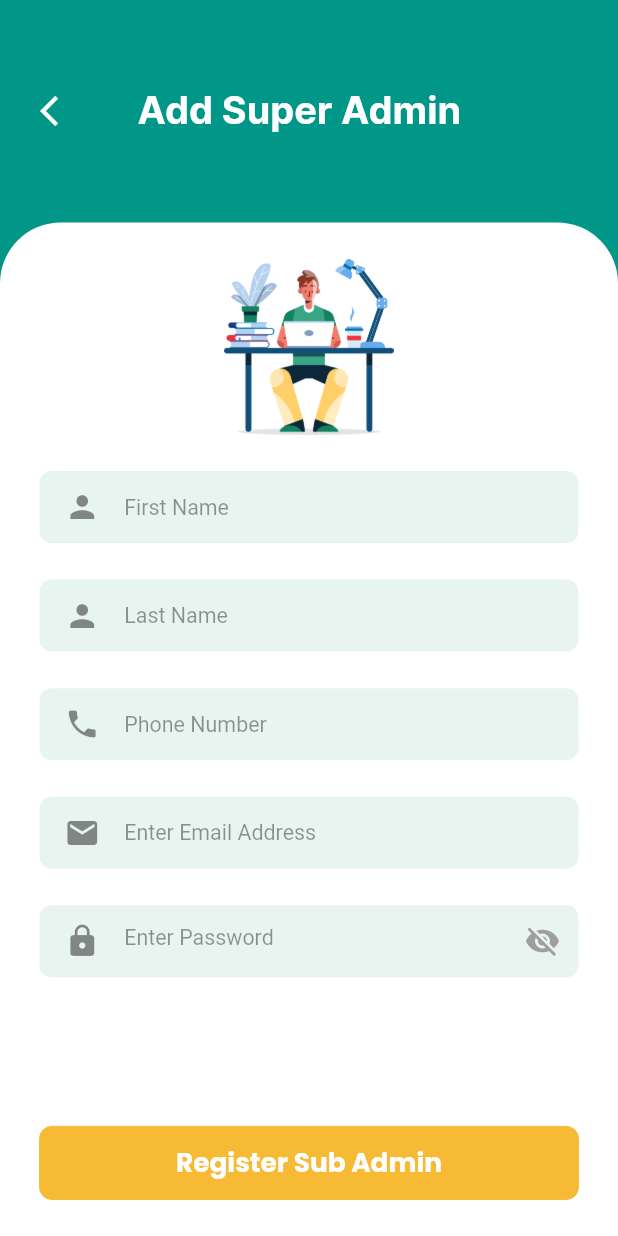
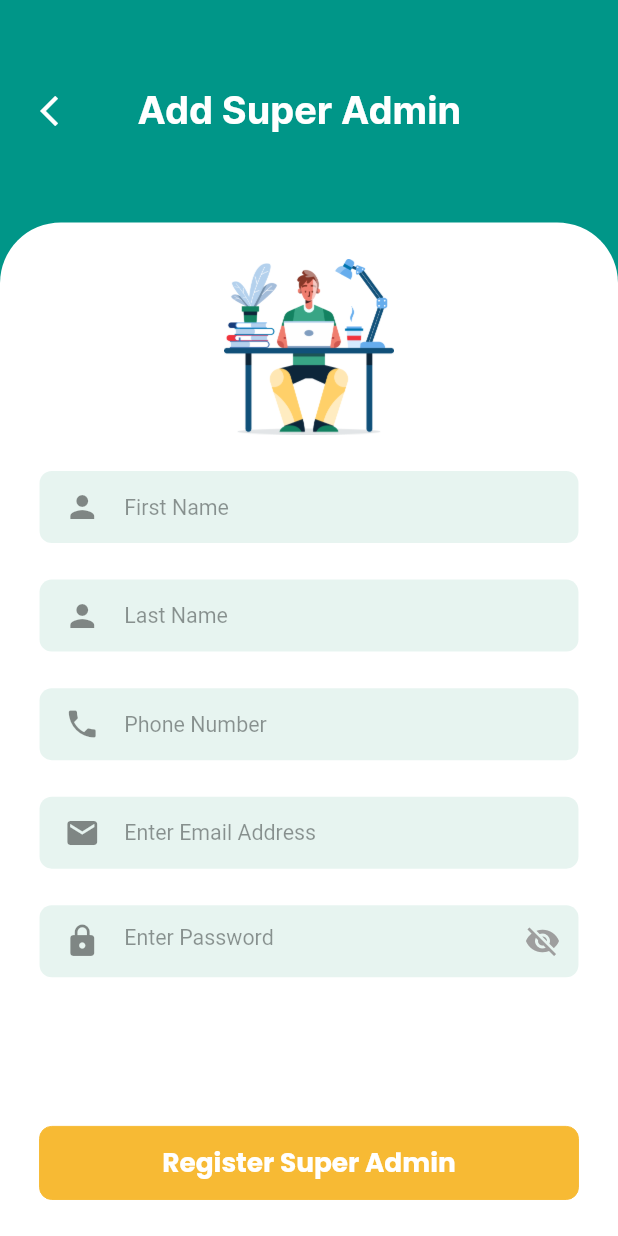
Before and after one commit to dockrexter/inspiry_learning, a Flutter app: the AddAdminPage screen opened directly, on a phone screen of 412 x 824 dp. Run offline on Flutter 3.47's test engine with Material 2 defaults, Android fonts, the phone set to English and light mode, and no system bars; our stand-ins replace badges, dio, file_picker, firebase_core, firebase_messaging, flutter_local_notifications and 10 more; missing offline and left inert: flutter_shimmer; accounts and stored records are empty.

Commit message:
fix bugs

```diff
--- a/lib/globals/app_strings.dart
+++ b/lib/globals/app_strings.dart
@@ -97,7 +97,7 @@ class AppStrings {
   static const String continueAsProfessional = "Signin as Professional";
 
   // Sub Admin Page
-  static const String registerSubAdmin = "Register Sub Admin";
+  static const String register = "Register";
 
   // Assignment Details Page
   static const String submittedBy = "Submitted By";
--- a/lib/views/pages/admin/addadmin/add_admin_page.dart
+++ b/lib/views/pages/admin/addadmin/add_admin_page.dart
@@ -58,7 +58,7 @@ class _AddAdminPageState extends State<AddAdminPage> {
                   ),
                   const Spacer(),
                   Text(
-                    widget.title,
+                    'Add ${widget.title}',
                     style: AppStyle.textstyleinterbold23.copyWith(
                       color: AppColors.white,
                     ),
@@ -136,7 +136,7 @@ class _AddAdminPageState extends State<AddAdminPage> {
                               ),
                             )
                           : CustomButton(
-                              AppStrings.registerSubAdmin,
+                              '${AppStrings.register} ${widget.title}',
                               onPressed: () async =>
                                   await _registerBtnClickHandler(),
                             ),
--- a/lib/views/pages/common/setting/account_setting_page.dart
+++ b/lib/views/pages/common/setting/account_setting_page.dart
@@ -105,8 +105,8 @@ class _AccountSettingsPageState extends State<AccountSettingsPage> {
                                 onTap: () => AppRouter.push(
                                   context,
                                   const AddAdminPage(
+                                    title: AppStrings.superAdmin,
                                     adminType: AdminType.superAdmin,
-                                    title: 'Add ${AppStrings.superAdmin}',
                                   ),
                                 ),
                                 child: Container(
@@ -146,8 +146,8 @@ class _AccountSettingsPageState extends State<AccountSettingsPage> {
                                 onTap: () => AppRouter.push(
                                   context,
                                   const AddAdminPage(
+                                    title: AppStrings.subAdmin,
                                     adminType: AdminType.subAdmin,
-                                    title: 'Add ${AppStrings.subAdmin}',
                                   ),
                                 ),
                                 child: Container(
```
Also changed, not shown: lib/views/pages/admin/details/assignment_details_page.dart (+16 -4 lines), lib/views/widgets/message_widget.dart (+24 -30 lines).
